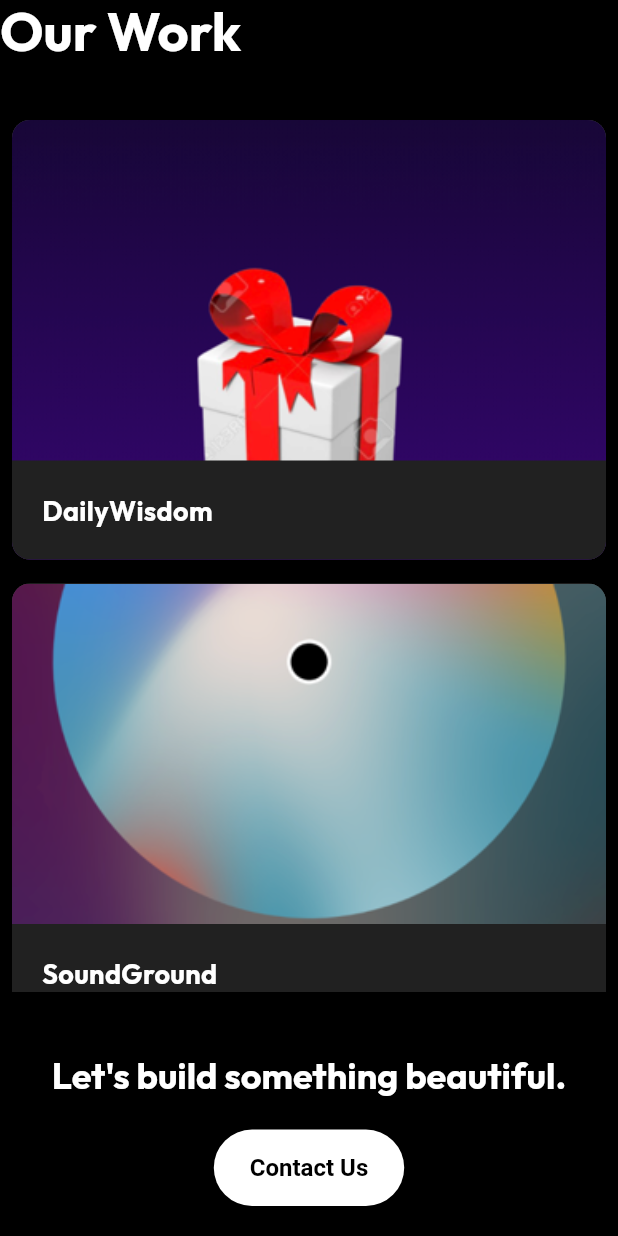
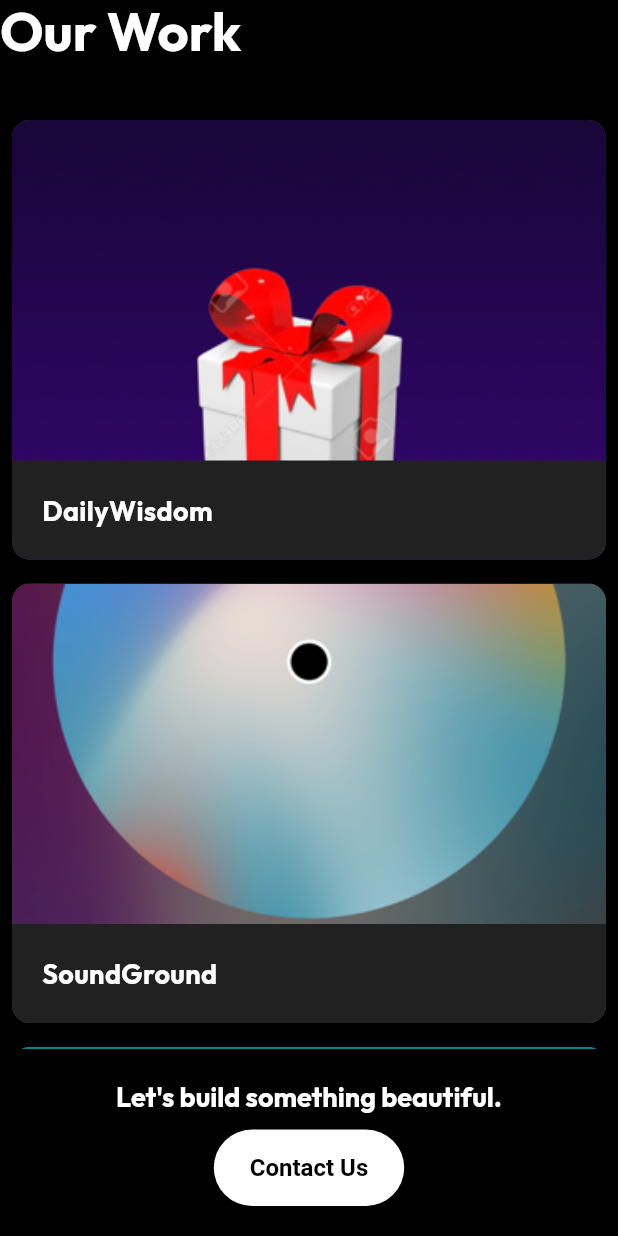
Before and after one commit to nhuquan/livana-home, a Flutter app: the OurWorkScreen widget shown alone on an empty page, opened directly, on a phone screen of 412 x 824 dp. Run offline on Flutter 3.47's test engine with Material 3 defaults, Android fonts, the phone set to English and light mode, and no system bars; our stand-ins replace google_fonts, supabase_flutter; accounts and stored records are empty.

Commit message:
refine UI

```diff
--- a/lib/screen/product_screen.dart
+++ b/lib/screen/product_screen.dart
@@ -40,6 +40,7 @@ class OurWorkScreen extends StatelessWidget {
       crossAxisAlignment: CrossAxisAlignment.start,
       children: <Widget>[
         Flexible(
+          flex: 2,
           // Allows the work items grid/row to take available space
           child: SingleChildScrollView(
             // In case there are many items
@@ -91,7 +92,9 @@ class OurWorkScreen extends StatelessWidget {
           ),
         ),
         Padding(
-          padding: const EdgeInsets.only(top: 40.0, bottom: 20.0),
+          padding: EdgeInsets.only(
+              top: isSmallScreen ? 20 : 40.0,
+              bottom: isSmallScreen ? 20.0 : 10),
           child: Center(
             child: Column(
               children: [
@@ -99,10 +102,10 @@ class OurWorkScreen extends StatelessWidget {
                   'Let\'s build something beautiful.',
                   style: textTheme.headlineSmall?.copyWith(
                     fontWeight: FontWeight.bold,
-                    fontSize: isSmallScreen ? 24 : 32,
+                    fontSize: isSmallScreen ? 18 : 32,
                   ),
                 ),
-                const SizedBox(height: 20),
+                SizedBox(height: isSmallScreen ? 10 : 20),
                 ElevatedButton(
                   onPressed: () {
                     Navigator.pushNamed(context, '/contact');
```
Also changed, not shown: lib/screen/home_screen.dart (+4 -4 lines), 4 other files.
